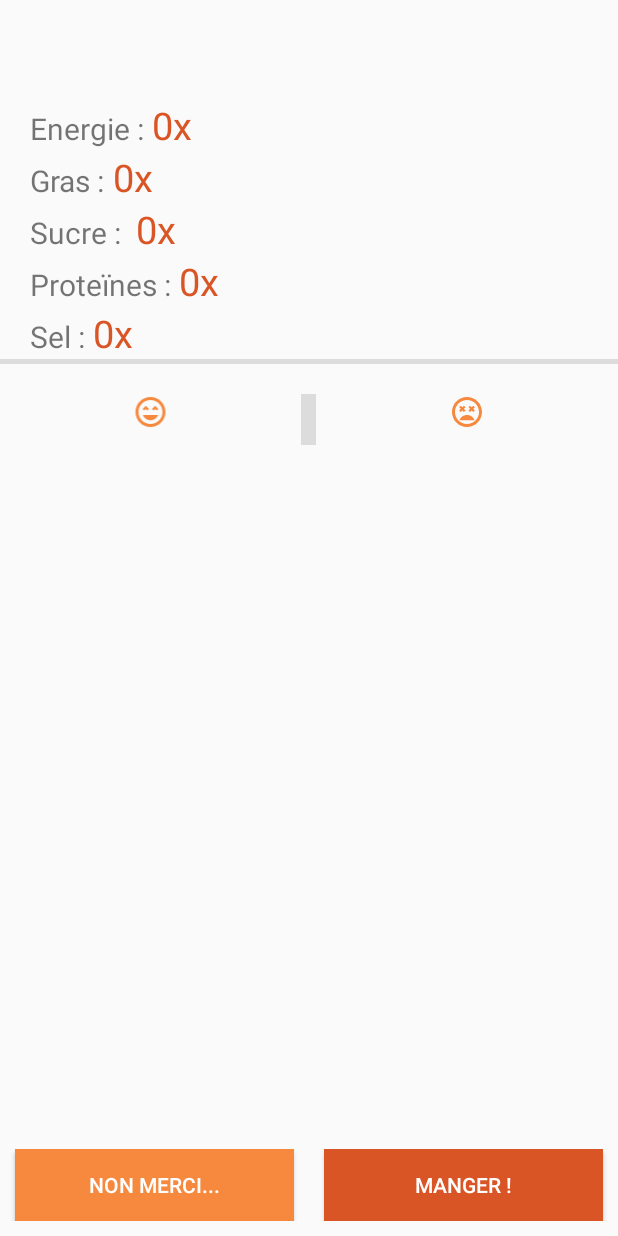
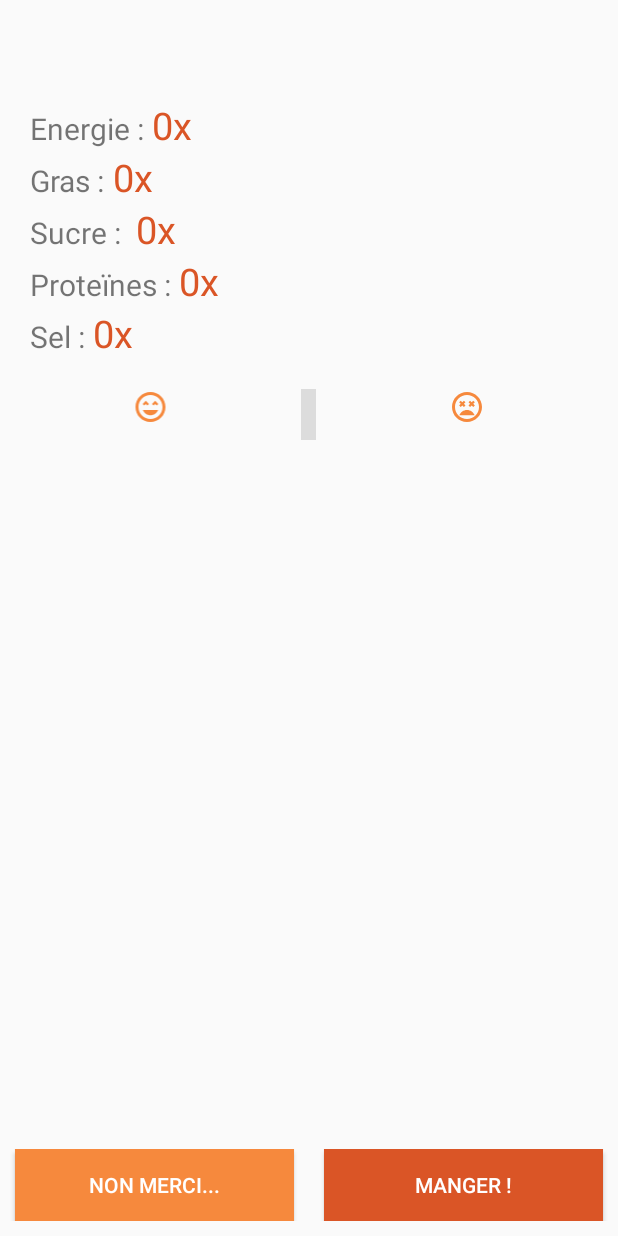
Before and after one commit to Tarte0/Echanson, an Android app: the ClassifyPopupActivity screen opened directly, with no data from a screen before it, on a phone screen of 412 x 824 dp. Run offline under Robolectric (Android 15) with nearby library versions, the phone set to English and light mode, and no system bars; our stand-ins replace Firebase (no records; nobody signed in at launch, a user with empty details on screens opened directly); 3 statements that could not run were skipped.

Commit message:
cleaned some layouts

```diff
--- a/app/src/main/res/layout/nourriture_showcase.xml
+++ b/app/src/main/res/layout/nourriture_showcase.xml
@@ -142,12 +142,6 @@
 
     </LinearLayout>
 
-    <View
-        android:id="@+id/horizontalDivider"
-        android:layout_width="match_parent"
-        android:layout_height="3dp"
-        android:background="?android:attr/listDivider" />
-
     <LinearLayout xmlns:android="http://schemas.android.com/apk/res/android"
         android:layout_width="match_parent"
         android:layout_height="wrap_content"
--- a/app/src/main/res/layout/view_page_gallery.xml
+++ b/app/src/main/res/layout/view_page_gallery.xml
@@ -11,7 +11,7 @@
         android:layout_height="match_parent"
         android:columnWidth="200dp"
         android:horizontalSpacing="10dp"
-        android:verticalSpacing="5dp"
+        android:verticalSpacing="3dp"
         android:stretchMode="columnWidth"
         android:numColumns="3"
         android:gravity="center"
```
